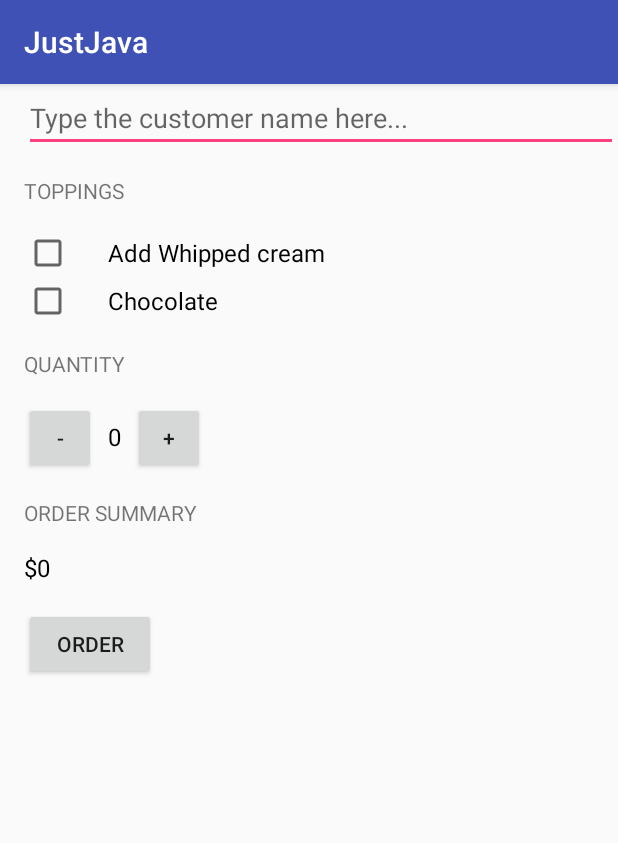
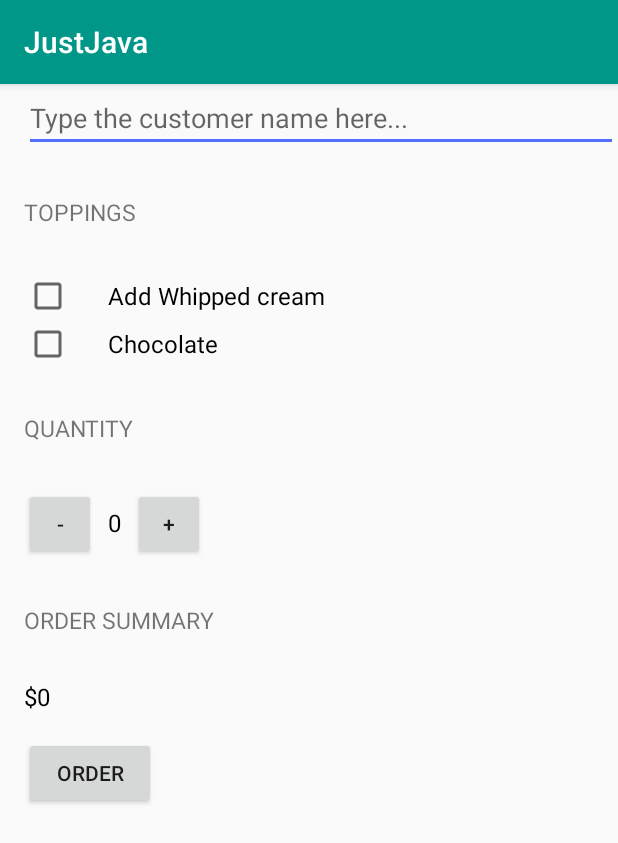
Before and after one commit to bennythejudge/JustJava, an Android app: the screen it shows after launch (MainActivity), on a phone screen of 412 x 824 dp. Shown: the top 843 px of the screen. Run offline under Robolectric (Android 15) with nearby library versions, the phone set to English and light mode, and no system bars.

Commit message:
Add style

```diff
--- a/app/src/main/AndroidManifest.xml
+++ b/app/src/main/AndroidManifest.xml
@@ -17,5 +17,4 @@
             </intent-filter>
         </activity>
     </application>
-
 </manifest>
--- a/app/src/main/res/layout/activity_main.xml
+++ b/app/src/main/res/layout/activity_main.xml
@@ -18,12 +18,10 @@
             android:inputType="textMultiLine" />
 
         <TextView
-            android:layout_width="wrap_content"
-            android:layout_height="wrap_content"
             android:layout_marginBottom="16dp"
             android:layout_marginTop="16dp"
             android:text="@string/toppings"
-            android:textAllCaps="true" />
+            style="@style/HeaderTextStyle" />
 
         <CheckBox
             android:id="@+id/whipped_cream"
@@ -44,12 +42,10 @@
             android:textSize="16sp" />
 
         <TextView
-            android:layout_width="wrap_content"
-            android:layout_height="wrap_content"
             android:layout_marginBottom="16dp"
             android:layout_marginTop="16dp"
             android:text="Quantity"
-            android:textAllCaps="true" />
+            style="@style/HeaderTextStyle" />
 
         <LinearLayout
             android:layout_width="wrap_content"
@@ -82,12 +78,10 @@
         </LinearLayout>
 
         <TextView
-            android:layout_width="wrap_content"
-            android:layout_height="wrap_content"
             android:layout_marginBottom="16dp"
             android:layout_marginTop="16dp"
             android:text="Order Summary"
-            android:textAllCaps="true" />
+            style="@style/HeaderTextStyle" />
 
 
         <TextView
--- a/app/src/main/res/values/styles.xml
+++ b/app/src/main/res/values/styles.xml
@@ -1,11 +1,23 @@
 <resources>
-
     <!-- Base application theme. -->
     <style name="AppTheme" parent="Theme.AppCompat.Light.DarkActionBar">
         <!-- Customize your theme here. -->
-        <item name="colorPrimary">@color/colorPrimary</item>
-        <item name="colorPrimaryDark">@color/colorPrimaryDark</item>
-        <item name="colorAccent">@color/colorAccent</item>
+        <item name="colorPrimary">#009688</item>
+        <item name="colorPrimaryDark">#00796B</item>
+        <item name="colorAccent">#536DFE</item>
     </style>
 
+    <style name="CustomText" >
+        <item name="android:textSize">20sp</item>
+        <item name="android:textColor">#4527A0</item>
+        <item name="android:textStyle">italic</item>
+    </style>
+
+    <style name="HeaderTextStyle" >
+        <item name="android:layout_width">wrap_content</item>
+        <item name="android:layout_height">48dp</item>
+        <item name="android:gravity">center_vertical</item>
+        <item name="android:textAllCaps">true</item>
+        <item name="android:textSize">15sp</item>
+    </style>
 </resources>
```
